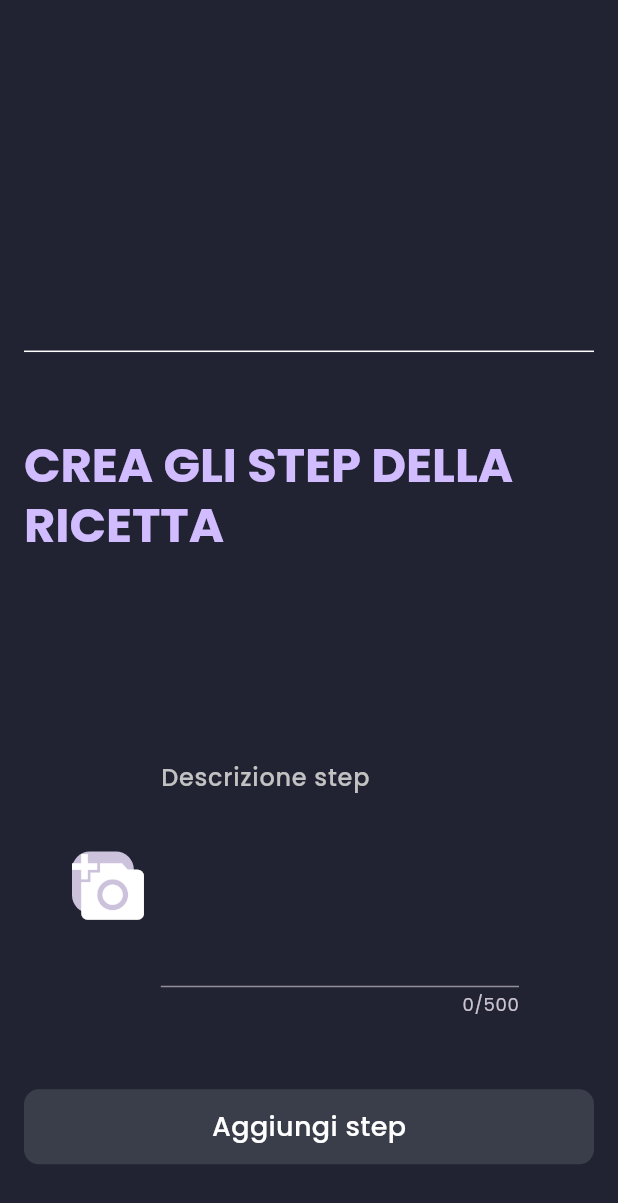
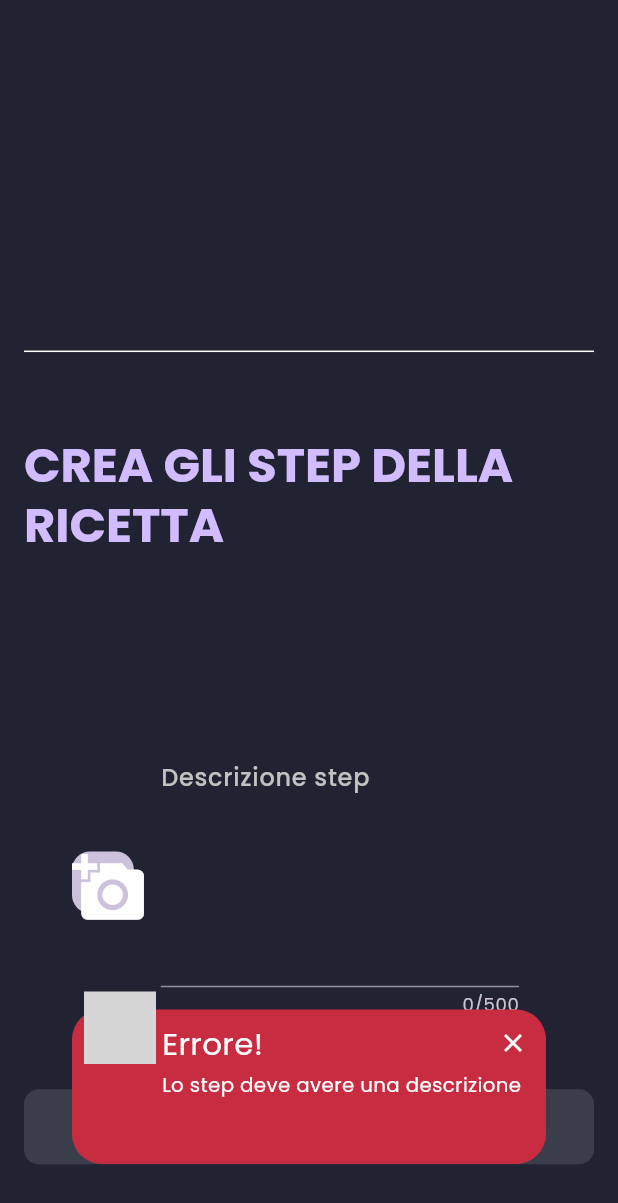
Before and after one commit to andreferra/piattaforma-condivisione-ricette, a Flutter app: the AddRecipesScreen screen opened directly, scrolled down 967 dp, after a tap on "Aggiungi step", on a phone screen of 412 x 824 dp. Shown: the top 1203 px of the screen. Run offline on Flutter 3.47's test engine with Material 3 defaults, Android fonts, the phone set to English and light mode, and no system bars; drawn by our look-alikes of awesome_snackbar_content; our stand-ins replace cloud_firestore, equatable, firebase_auth, firebase_core, firebase_storage, flutter_riverpod and 7 more; missing offline and left inert: dart:js_util, universal_html; accounts and stored records are empty; statements that could not run were skipped; grey boxes are pictures that could not be loaded.

Commit message:
AddRecipeScreen: add ingredienti sfide management
Improve error management with snackbar

```diff
--- a/lib/screens/recipes/add_recipes/add_recipes_screen.dart
+++ b/lib/screens/recipes/add_recipes/add_recipes_screen.dart
@@ -1,23 +1,31 @@
 // Flutter imports:
+
+// Flutter imports:
+import 'package:flutter/material.dart';
+
+// Package imports:
+import 'package:flutter_riverpod/flutter_riverpod.dart';
 
 // Project imports:
 import 'package:condivisionericette/screens/recipes/add_recipes/components/Allergie.dart';
 import 'package:condivisionericette/screens/recipes/add_recipes/components/Ingredienti.dart';
+import 'package:condivisionericette/screens/recipes/add_recipes/components/IngredientiSfida.dart';
 import 'package:condivisionericette/screens/recipes/add_recipes/components/ReceptStep.dart';
 import 'package:condivisionericette/screens/recipes/add_recipes/components/Tag.dart';
 import 'package:condivisionericette/screens/recipes/add_recipes/components/header_recipes.dart';
 import 'package:condivisionericette/screens/recipes/add_recipes/controller/recipes_controller.dart';
 import 'package:condivisionericette/utils/constant.dart';
 import 'package:condivisionericette/widget/loading_errors.dart';
-// Flutter imports:
-import 'package:flutter/material.dart';
-// Package imports:
-import 'package:flutter_riverpod/flutter_riverpod.dart';
 
 class AddRecipesScreen extends ConsumerWidget {
   final bool sfida;
   final String sfidaId;
-  const AddRecipesScreen({super.key, this.sfida = false, this.sfidaId = ""});
+  final List<String> ingredienti;
+  const AddRecipesScreen(
+      {super.key,
+      this.sfida = false,
+      this.sfidaId = "",
+      this.ingredienti = const []});
 
   @override
   Widget build(BuildContext context, WidgetRef ref) {
@@ -38,6 +46,11 @@ class AddRecipesScreen extends ConsumerWidget {
     });
 
     return Scaffold(
+      appBar: sfida
+          ? AppBar(
+              title: const Text("Aggiungi ricetta per la sfida"),
+            )
+          : null,
       body: SingleChildScrollView(
         physics: const BouncingScrollPhysics(),
         padding: const EdgeInsets.symmetric(horizontal: defaultPadding),
@@ -64,7 +77,9 @@ class AddRecipesScreen extends ConsumerWidget {
                 Expanded(
                   child: SizedBox(
                     width: MediaQuery.of(context).size.width / 3,
-                    child: const Ingredienti(),
+                    child: sfida
+                        ? Ingredientisfida(ingredienti: ingredienti)
+                        : const Ingredienti(),
                   ),
                 ),
                 Expanded(
--- a/lib/screens/recipes/add_recipes/components/Ingredienti.dart
+++ b/lib/screens/recipes/add_recipes/components/Ingredienti.dart
@@ -1,3 +1,5 @@
+// Flutter imports:
+
 // Flutter imports:
 import 'package:flutter/material.dart';
 
@@ -89,7 +91,8 @@ class Ingredienti extends ConsumerWidget {
                   trailing: IconButton(
                     icon: const Icon(Icons.delete),
                     onPressed: () {
-                      recipeController.removeIngredienti(recipeState.ingredienti[index]);
+                      recipeController
+                          .removeIngredienti(recipeState.ingredienti[index]);
                     },
                   ),
                 );
--- /dev/null
+++ b/lib/screens/recipes/add_recipes/components/IngredientiSfida.dart
@@ -0,0 +1,31 @@
+// Flutter imports:
+import 'package:flutter/material.dart';
+
+// Package imports:
+import 'package:flutter_riverpod/flutter_riverpod.dart';
+
+// Project imports:
+import 'package:condivisionericette/screens/recipes/add_recipes/controller/recipes_controller.dart';
+
+class Ingredientisfida extends ConsumerWidget {
+  final List<String> ingredienti;
+  const Ingredientisfida({super.key, required this.ingredienti});
+
+  @override
+  Widget build(BuildContext context, WidgetRef ref) {
+    final recipeController = ref.read(addRecipesProvider.notifier);
+    return Wrap(
+      spacing: 8.0,
+      runSpacing: 4.0,
+      children: ingredienti
+          .map((e) => Chip(
+                label: Text(e),
+                onDeleted: () {
+                  recipeController.onIngredientiSfidaChanged(
+                      ingredienti.where((element) => element != e).toList());
+                },
+              ))
+          .toList(),
+    );
+  }
+}
--- a/lib/screens/recipes/add_recipes/components/ReceptStep.dart
+++ b/lib/screens/recipes/add_recipes/components/ReceptStep.dart
@@ -5,6 +5,7 @@ import 'dart:typed_data';
 import 'package:flutter/material.dart';
 
 // Package imports:
+import 'package:awesome_snackbar_content/awesome_snackbar_content.dart';
 import 'package:flutter_riverpod/flutter_riverpod.dart';
 import 'package:image_picker/image_picker.dart';
 import 'package:uuid/uuid.dart';
@@ -24,6 +25,47 @@ class ReceptsStep extends ConsumerWidget {
 
   @override
   Widget build(BuildContext context, WidgetRef ref) {
+    ref.listen(addRecipesProvider, (previous, current) {
+      if (current.errorType == ErrorType.stepImage) {
+        SnackBar snackBar = SnackBar(
+          duration: const Duration(seconds: 2),
+          padding: const EdgeInsets.all(defaultPadding * 3),
+          backgroundColor: Colors.transparent,
+          elevation: 0,
+          content: AwesomeSnackbarContent(
+            title: "Errore!",
+            inMaterialBanner: true,
+            message: current.errorMessage.toString(),
+            contentType: ContentType.failure,
+          ),
+        );
+        ScaffoldMessenger.of(context)
+          ..hideCurrentSnackBar()
+          ..showSnackBar(snackBar);
+
+        ref.read(addRecipesProvider.notifier).resetError();
+      } else if (current.errorType == ErrorType.stepText) {
+        SnackBar snackBar = SnackBar(
+          duration: const Duration(seconds: 2),
+          padding: const EdgeInsets.all(defaultPadding * 3),
+          backgroundColor: Colors.transparent,
+          elevation: 0,
+          content: AwesomeSnackbarContent(
+            title: "Errore!",
+            inMaterialBanner: true,
+            message: current.errorMessage.toString(),
+            contentType: ContentType.failure,
+          ),
+        );
+
+        ScaffoldMessenger.of(context)
+          ..hideCurrentSnackBar()
+          ..showSnackBar(snackBar);
+
+        ref.read(addRecipesProvider.notifier).resetError();
+      }
+    });
+
     final recipesController = ref.watch(addRecipesProvider.notifier);
     final recipesState = ref.watch(addRecipesProvider);
     final stepImage = recipesState.stepImage;
@@ -32,7 +74,6 @@ class ReceptsStep extends ConsumerWidget {
     final pageController = ref.watch(pageControllerProvider);
     return Column(
       children: [
-        // form creazione step
         const SizedBox(
           height: defaultPadding * 3,
         ),
@@ -111,7 +152,6 @@ class ReceptsStep extends ConsumerWidget {
         const SizedBox(
           height: defaultPadding * 3,
         ),
-
         if (recipesState.passaggi.isNotEmpty)
           for (int i = 0; i < recipesState.passaggi.length; i++)
             Column(
--- a/lib/screens/recipes/add_recipes/controller/recipes_controller.dart
+++ b/lib/screens/recipes/add_recipes/controller/recipes_controller.dart
@@ -30,6 +30,10 @@ class AddRecipesController extends StateNotifier<RecipesState> {
 
   void onNomePiattoChanged(String value) {
     state = state.copyWith(nomePiatto: value);
+  }
+
+  void onIngredientiSfidaChanged(List<String> value) {
+    state = state.copyWith(ingredienti: value);
   }
 
   void onDescrizioneChanged(String value) {
@@ -127,7 +131,28 @@ class AddRecipesController extends StateNotifier<RecipesState> {
     state = state.copyWith(stepIndex: value);
   }
 
+  void resetError() {
+    state = state.copyWith(
+      errorMessage: '',
+      errorType: ErrorType.nessuno,
+    );
+  }
+
   void addStep() {
+    if (state.stepImage == null) {
+      state = state.copyWith(
+        errorMessage: "Lo step deve avere un'immagine",
+        errorType: ErrorType.stepImage,
+      );
+    }
+
+    if (state.stepText == null || state.stepText!.isEmpty) {
+      state = state.copyWith(
+        errorMessage: "Lo step deve avere una descrizione",
+        errorType: ErrorType.stepText,
+      );
+    }
+
     if (state.stepImage != null && state.stepText != null) {
       state = state.copyWith(
         passaggi: [...state.passaggi, state.stepText!],
--- a/lib/screens/recipes/add_recipes/controller/recipes_state.dart
+++ b/lib/screens/recipes/add_recipes/controller/recipes_state.dart
@@ -13,6 +13,8 @@ class RecipesState extends Equatable {
   final String? recipeID;
   final String? userID;
   final Timestamp? dataCreazione;
+  final String? errorMessage;
+  final ErrorType errorType;
 
   //utili
   final String? ingrediente;
@@ -34,8 +36,8 @@ class RecipesState extends Equatable {
   final StateRecipes status;
   final FileState fileState;
 
-  const RecipesState({
-    this.recipeID,
+  const RecipesState(
+      {this.recipeID,
       this.nomePiatto,
       this.descrizione,
       this.dataCreazione,
@@ -63,7 +65,8 @@ class RecipesState extends Equatable {
       this.recipeInteraction,
       this.status = StateRecipes.initial,
       this.fileState = FileState.initial,
-  });
+      this.errorMessage,
+      this.errorType = ErrorType.nessuno});
 
   RecipesState copyWith({
     String? nomePiatto,
@@ -92,6 +95,8 @@ class RecipesState extends Equatable {
     RecipeInteraction? recipeInteraction,
     StateRecipes? status,
     FileState? fileState,
+    String? errorMessage,
+    ErrorType? errorType,
   }) {
     return RecipesState(
       recipeID: recipeID ?? this.recipeID,
@@ -117,6 +122,8 @@ class RecipesState extends Equatable {
       stepText: stepText ?? this.stepText,
       status: status ?? this.status,
       recipeInteraction: recipeInteraction ?? this.recipeInteraction,
+      errorMessage: errorMessage ?? this.errorMessage,
+      errorType: errorType ?? this.errorType,
     );
   }
 
@@ -191,5 +198,7 @@ class RecipesState extends Equatable {
         recipeInteraction,
         status,
         fileState,
+        errorMessage,
+        errorType,
       ];
 }
--- a/lib/screens/sfida_screen/sfida_screen.dart
+++ b/lib/screens/sfida_screen/sfida_screen.dart
@@ -1,4 +1,12 @@
 // Flutter imports:
+
+// Flutter imports:
+import 'package:flutter/material.dart';
+
+// Package imports:
+import 'package:firebase_auth_repo/auth_repo.dart';
+import 'package:model_repo/model_repo.dart';
+
 // Project imports:
 import 'package:condivisionericette/screens/recipes/add_recipes/add_recipes_screen.dart';
 import 'package:condivisionericette/screens/sfida_screen/components/header_sfida.dart';
@@ -6,10 +14,6 @@ import 'package:condivisionericette/screens/sfida_screen/components/sfida_info.d
 import 'package:condivisionericette/screens/sfida_screen/components/sfida_ricetta_info.dart';
 import 'package:condivisionericette/widget/button/animated_button.dart';
 import 'package:condivisionericette/widget/button/rounded_button_style.dart';
-// Package imports:
-import 'package:firebase_auth_repo/auth_repo.dart';
-import 'package:flutter/material.dart';
-import 'package:model_repo/model_repo.dart';
 
 class SfidaScreen extends StatefulWidget {
   final Sfidegame sfide;
@@ -103,6 +107,7 @@ class _SfidaScreenState extends State<SfidaScreen> {
                             builder: (context) => AddRecipesScreen(
                               sfida: true,
                               sfidaId: sfide.id,
+                              ingredienti: sfide.ingredienti!,
                             ),
                           ),
                         );
--- a/lib/utils/constant.dart
+++ b/lib/utils/constant.dart
@@ -12,3 +12,19 @@ const defaultPadding = 16.0;
 enum StateRecipes { initial, inProgress, done, error }
 
 enum FileState { create, find, notFound, error, initial, inProgress }
+
+enum ErrorType {
+  nessuno,
+  nomePiatto,
+  descrizione,
+  tempoPreparazione,
+  porzioni,
+  difficolta,
+  ingredienti,
+  tag,
+  passaggi,
+  allergie,
+  coverImage,
+  stepImage,
+  stepText
+}
--- a/pubspec.yaml
+++ b/pubspec.yaml
@@ -36,6 +36,7 @@ dependencies:
   universal_html: ^2.2.4
   percent_indicator: ^4.2.3
   syncfusion_flutter_datepicker: ^25.2.6
+  awesome_snackbar_content: ^0.1.3
 
 
 dev_dependencies:
```
Also changed, not shown: pubspec.lock. Lines whose indentation alone changed are shown as unchanged.
